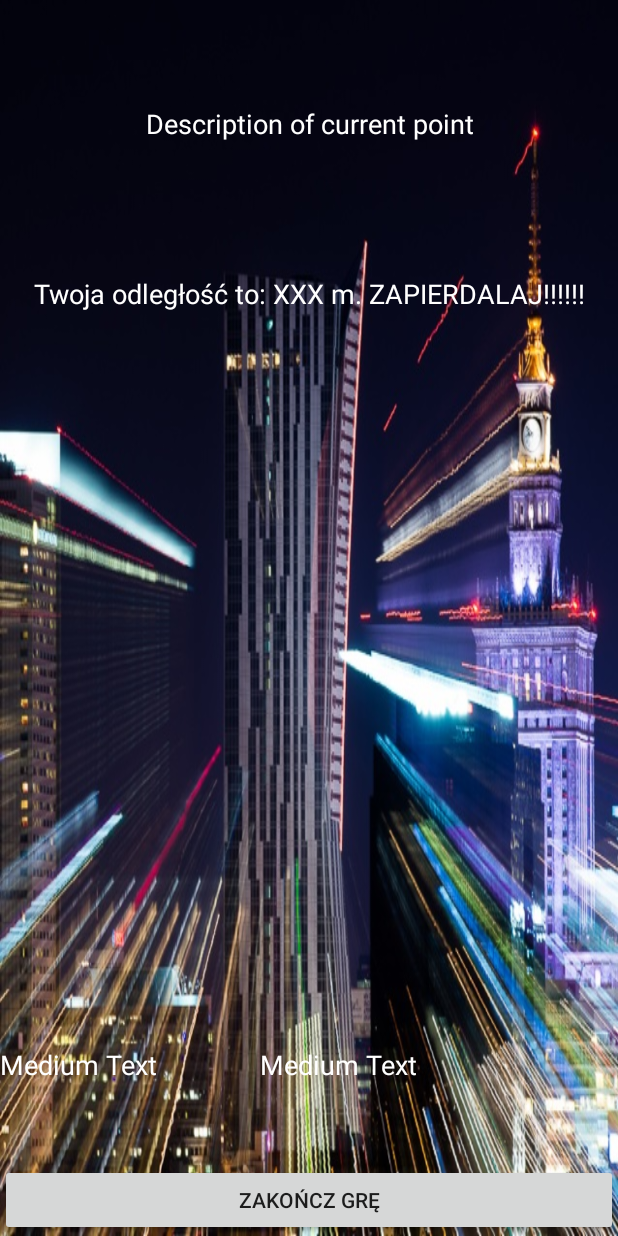
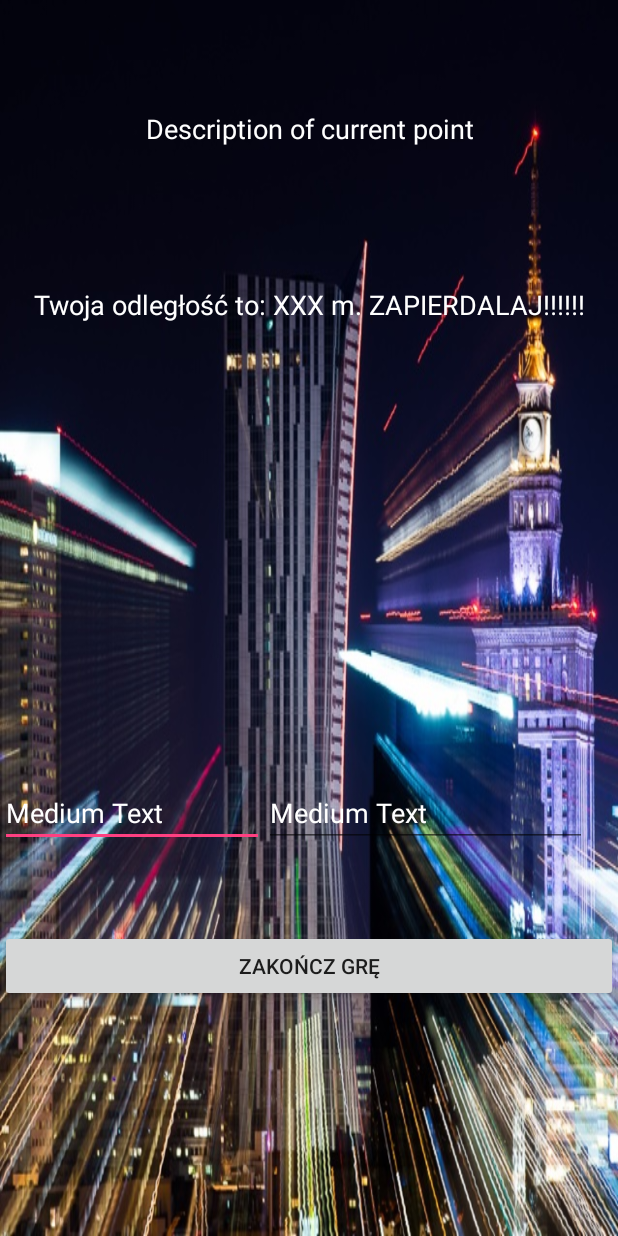
Before and after one commit to tomaszbondaruk/WarsawCitiGame, an Android app: the GameActivity screen opened directly, with no data from a screen before it, on a phone screen of 412 x 824 dp. Run offline under Robolectric (Android 15) with nearby library versions, the phone set to English and light mode, and no system bars; 1 statement that could not run was skipped.

Commit message:
GameProgress

```diff
--- a/app/src/main/java/pl/orangeapi/warsawcitygame/layout/GameActivity.java
+++ b/app/src/main/java/pl/orangeapi/warsawcitygame/layout/GameActivity.java
@@ -14,6 +14,7 @@ import android.support.v7.app.AppCompatActivity;
 import android.util.Log;
 import android.view.View;
 import android.widget.Button;
+import android.widget.EditText;
 import android.widget.ListView;
 import android.widget.TextView;
 import android.widget.Toast;
@@ -45,7 +46,8 @@ public class GameActivity extends AppCompatActivity implements LocationListener
     ListView lv ;
     List<GameProgress> gameProgress;
 
-    TextView currentDistance, pointDescription, x, y;
+    TextView currentDistance, pointDescription;
+    EditText x, y;
 
     private final double degToMSzer = 111.30;
     private final double degToMDlug = 68.14;
@@ -59,8 +61,8 @@ public class GameActivity extends AppCompatActivity implements LocationListener
         currentDistance = (TextView) findViewById(R.id.currentDistance);
         pointDescription = (TextView) findViewById(R.id.pointDescription);
         lv = (ListView) findViewById(R.id.listView);
-        x = (TextView) findViewById(R.id.x);
-        y = (TextView) findViewById(R.id.y);
+        x = (EditText) findViewById(R.id.x);
+        y = (EditText) findViewById(R.id.y);
 
         gameProgress = new ArrayList<>();
         lvadapter = new GameProgressAdapter(GameActivity.this, gameProgress);
--- a/app/src/main/java/pl/orangeapi/warsawcitygame/utils/GameProgressAdapter.java
+++ b/app/src/main/java/pl/orangeapi/warsawcitygame/utils/GameProgressAdapter.java
@@ -17,7 +17,7 @@ import pl.orangeapi.warsawcitygame.db.pojo.GameProgress;
 import pl.orangeapi.warsawcitygame.db.pojo.Score;
 
 public class GameProgressAdapter extends BaseAdapter {
-    private static List<GameProgress> searchArrayList;
+    private List<GameProgress> searchArrayList;
 
     private LayoutInflater mInflater;
     private ImageView iv;
@@ -43,8 +43,6 @@ public class GameProgressAdapter extends BaseAdapter {
     }
     @Override
     public View getView(int position, View convertView, ViewGroup parent) {
-        for (GameProgress gp : searchArrayList) {
-            notifyDataSetChanged();
             ViewHolder holder;
             if (convertView == null) {
                 convertView = mInflater.inflate(R.layout.row_single, null);
@@ -53,6 +51,7 @@ public class GameProgressAdapter extends BaseAdapter {
                 iv = (ImageView) convertView.findViewById(R.id.icon);
                 holder.firstLine = (TextView) convertView.findViewById(R.id.firstLine);
                 holder.secondLine = (TextView) convertView.findViewById(R.id.secondLine);
+                holder.number = (TextView) convertView.findViewById(R.id.number);
 
 
                 convertView.setTag(holder);
@@ -67,8 +66,7 @@ public class GameProgressAdapter extends BaseAdapter {
             }
             holder.firstLine.setText("Nazwa: " + searchArrayList.get(position).getName());
             holder.secondLine.setText("Czas: " + searchArrayList.get(position).getTime());
-            // notifyDataSetChanged();
-        }
+            holder.number.setText(""+(position+1)+".");
 
         return convertView;
     }
@@ -76,5 +74,6 @@ public class GameProgressAdapter extends BaseAdapter {
     static class ViewHolder {
         TextView firstLine;
         TextView secondLine;
+        TextView number;
     }
 }
--- a/app/src/main/res/layout/activity_game.xml
+++ b/app/src/main/res/layout/activity_game.xml
@@ -30,13 +30,6 @@
         android:gravity="center_vertical|center_horizontal"
         android:textColor="#ffffff" />
 
-    <ScrollView
-        android:layout_width="match_parent"
-        android:layout_height="322dp"
-        android:id="@+id/scrollView2"
-        android:layout_gravity="center_horizontal"
-        android:layout_weight="0.39">
-
     <ListView
         android:layout_width="match_parent"
         android:layout_height="284dp"
@@ -46,7 +39,6 @@
         android:paddingRight="10dp"
         android:paddingTop="10dp"
         android:paddingBottom="10dp" />
-    </ScrollView>
 
     <LinearLayout
         android:orientation="horizontal"
@@ -56,7 +48,7 @@
         android:layout_weight="0.14"
         android:weightSum="1">
 
-        <TextView
+        <EditText
             android:layout_width="wrap_content"
             android:layout_height="wrap_content"
             android:textAppearance="?android:attr/textAppearanceMedium"
@@ -65,7 +57,7 @@
             android:layout_weight="0.34"
             android:textColor="#ffffff" />
 
-        <TextView
+        <EditText
             android:layout_width="wrap_content"
             android:layout_height="wrap_content"
             android:textAppearance="?android:attr/textAppearanceMedium"
```
Also changed, not shown: app/src/main/res/layout/row_single.xml (+16 -1 lines). Lines whose indentation alone changed are shown as unchanged.
